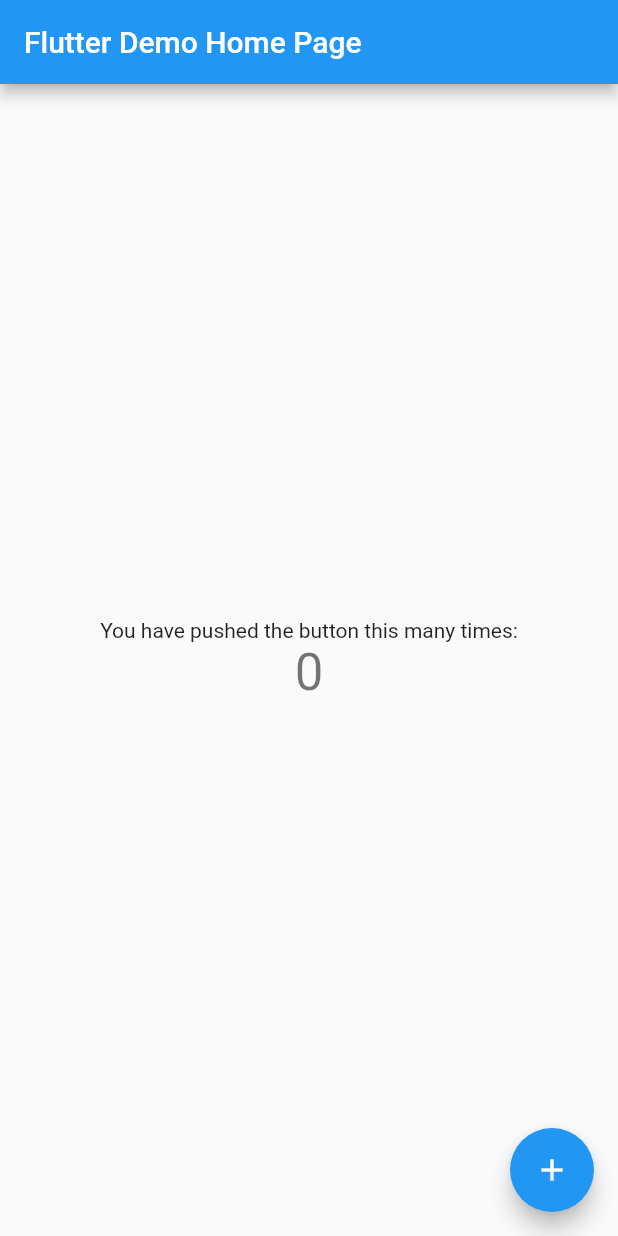
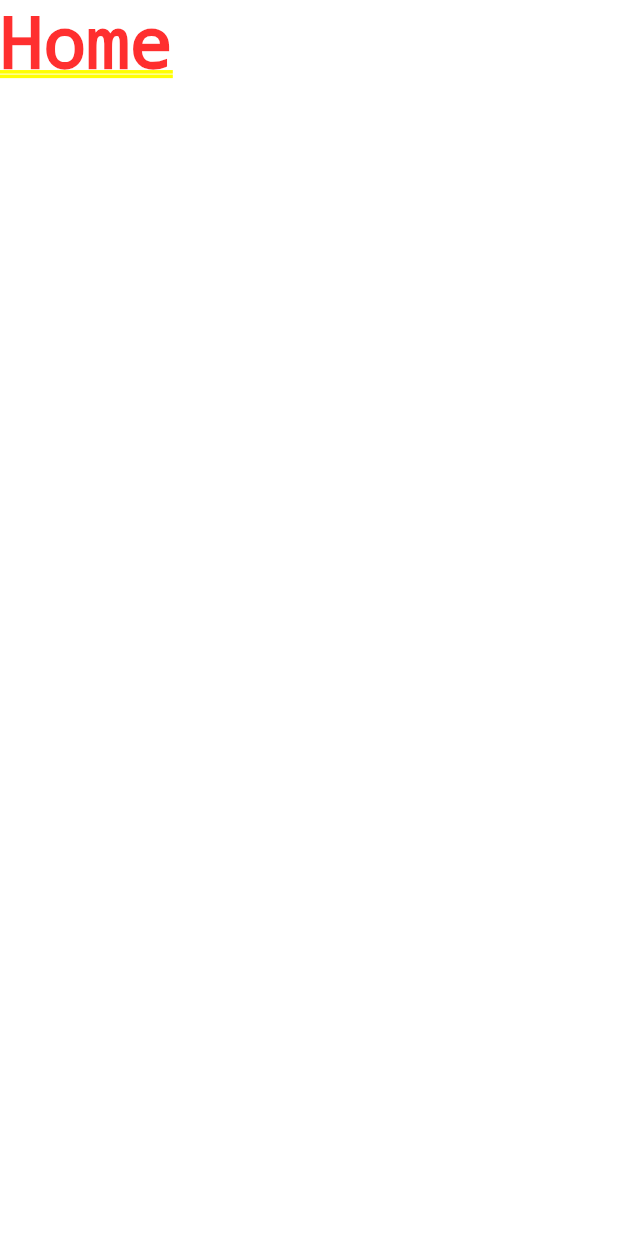
Before and after one commit to jwlim94/flutter-neighbor-clone-m1, a Flutter app: the screen it shows after launch, on a phone screen of 412 x 824 dp. Run offline on Flutter 3.47's test engine with Material 2 defaults, Android fonts, the phone set to English and light mode, and no system bars.

Commit message:
finished main

```diff
--- a/lib/main.dart
+++ b/lib/main.dart
@@ -1,4 +1,5 @@
 import 'package:flutter/material.dart';
+import 'package:neighbor_clone/pages/home.dart';
 
 void main() {
   runApp(const MyApp());
@@ -7,109 +8,20 @@
 class MyApp extends StatelessWidget {
   const MyApp({Key? key}) : super(key: key);
 
-  // This widget is the root of your application.
   @override
   Widget build(BuildContext context) {
+    final ThemeData theme = ThemeData();
+
     return MaterialApp(
-      title: 'Flutter Demo',
-      theme: ThemeData(
-        // This is the theme of your application.
-        //
-        // Try running your application with "flutter run". You'll see the
-        // application has a blue toolbar. Then, without quitting the app, try
-        // changing the primarySwatch below to Colors.green and then invoke
-        // "hot reload" (press "r" in the console where you ran "flutter run",
-        // or simply save your changes to "hot reload" in a Flutter IDE).
-        // Notice that the counter didn't reset back to zero; the application
-        // is not restarted.
-        primarySwatch: Colors.blue,
+      title: 'neighbor-clone',
+      debugShowCheckedModeBanner: false,
+      theme: theme.copyWith(
+        colorScheme: theme.colorScheme.copyWith(
+          primary: Colors.blue,
+          secondary: Colors.teal,
+        ),
       ),
-      home: const MyHomePage(title: 'Flutter Demo Home Page'),
+      home: Home(),
     );
   }
 }
-
-class MyHomePage extends StatefulWidget {
-  const MyHomePage({Key? key, required this.title}) : super(key: key);
-
-  // This widget is the home page of your application. It is stateful, meaning
-  // that it has a State object (defined below) that contains fields that affect
-  // how it looks.
-
-  // This class is the configuration for the state. It holds the values (in this
-  // case the title) provided by the parent (in this case the App widget) and
-  // used by the build method of the State. Fields in a Widget subclass are
-  // always marked "final".
-
-  final String title;
-
-  @override
-  State<MyHomePage> createState() => _MyHomePageState();
-}
-
-class _MyHomePageState extends State<MyHomePage> {
-  int _counter = 0;
-
-  void _incrementCounter() {
-    setState(() {
-      // This call to setState tells the Flutter framework that something has
-      // changed in this State, which causes it to rerun the build method below
-      // so that the display can reflect the updated values. If we changed
-      // _counter without calling setState(), then the build method would not be
-      // called again, and so nothing would appear to happen.
-      _counter++;
-    });
-  }
-
-  @override
-  Widget build(BuildContext context) {
-    // This method is rerun every time setState is called, for instance as done
-    // by the _incrementCounter method above.
-    //
-    // The Flutter framework has been optimized to make rerunning build methods
-    // fast, so that you can just rebuild anything that needs updating rather
-    // than having to individually change instances of widgets.
-    return Scaffold(
-      appBar: AppBar(
-        // Here we take the value from the MyHomePage object that was created by
-        // the App.build method, and use it to set our appbar title.
-        title: Text(widget.title),
-      ),
-      body: Center(
-        // Center is a layout widget. It takes a single child and positions it
-        // in the middle of the parent.
-        child: Column(
-          // Column is also a layout widget. It takes a list of children and
-          // arranges them vertically. By default, it sizes itself to fit its
-          // children horizontally, and tries to be as tall as its parent.
-          //
-          // Invoke "debug painting" (press "p" in the console, choose the
-          // "Toggle Debug Paint" action from the Flutter Inspector in Android
-          // Studio, or the "Toggle Debug Paint" command in Visual Studio Code)
-          // to see the wireframe for each widget.
-          //
-          // Column has various properties to control how it sizes itself and
-          // how it positions its children. Here we use mainAxisAlignment to
-          // center the children vertically; the main axis here is the vertical
-          // axis because Columns are vertical (the cross axis would be
-          // horizontal).
-          mainAxisAlignment: MainAxisAlignment.center,
-          children: <Widget>[
-            const Text(
-              'You have pushed the button this many times:',
-            ),
-            Text(
-              '$_counter',
-              style: Theme.of(context).textTheme.headline4,
-            ),
-          ],
-        ),
-      ),
-      floatingActionButton: FloatingActionButton(
-        onPressed: _incrementCounter,
-        tooltip: 'Increment',
-        child: const Icon(Icons.add),
-      ), // This trailing comma makes auto-formatting nicer for build methods.
-    );
-  }
-}
--- /dev/null
+++ b/lib/pages/home.dart
@@ -0,0 +1,15 @@
+import 'package:flutter/material.dart';
+
+class Home extends StatefulWidget {
+  Home({Key? key}) : super(key: key);
+
+  @override
+  State<Home> createState() => _HomeState();
+}
+
+class _HomeState extends State<Home> {
+  @override
+  Widget build(BuildContext context) {
+    return const Text('Home');
+  }
+}
```
